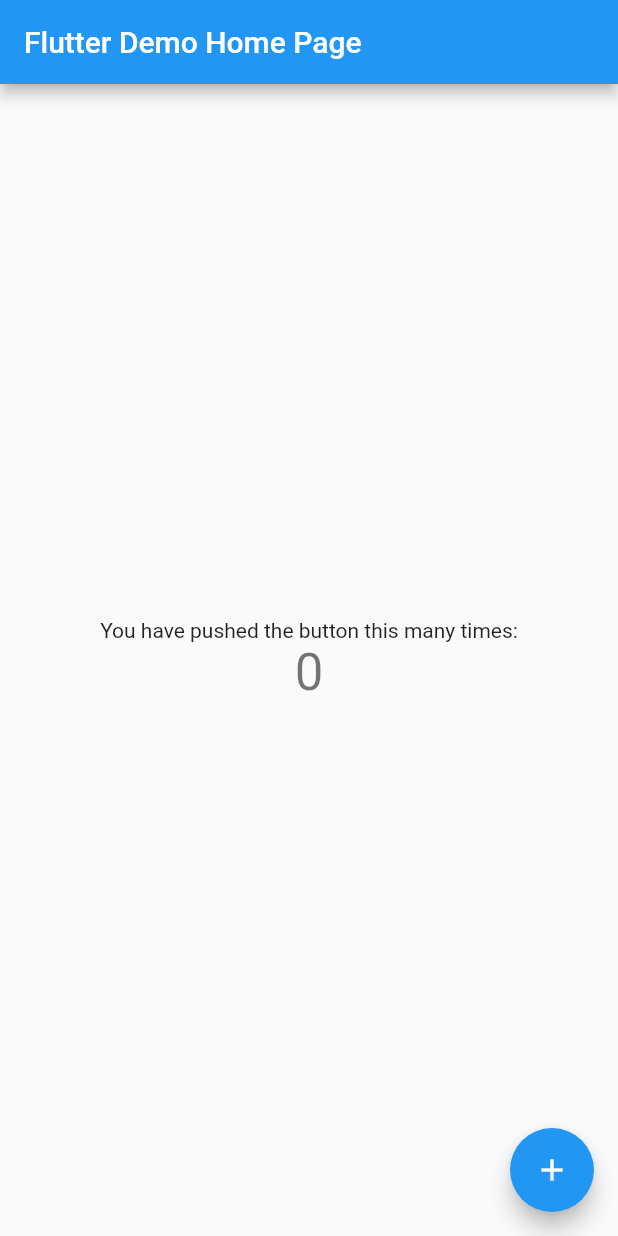
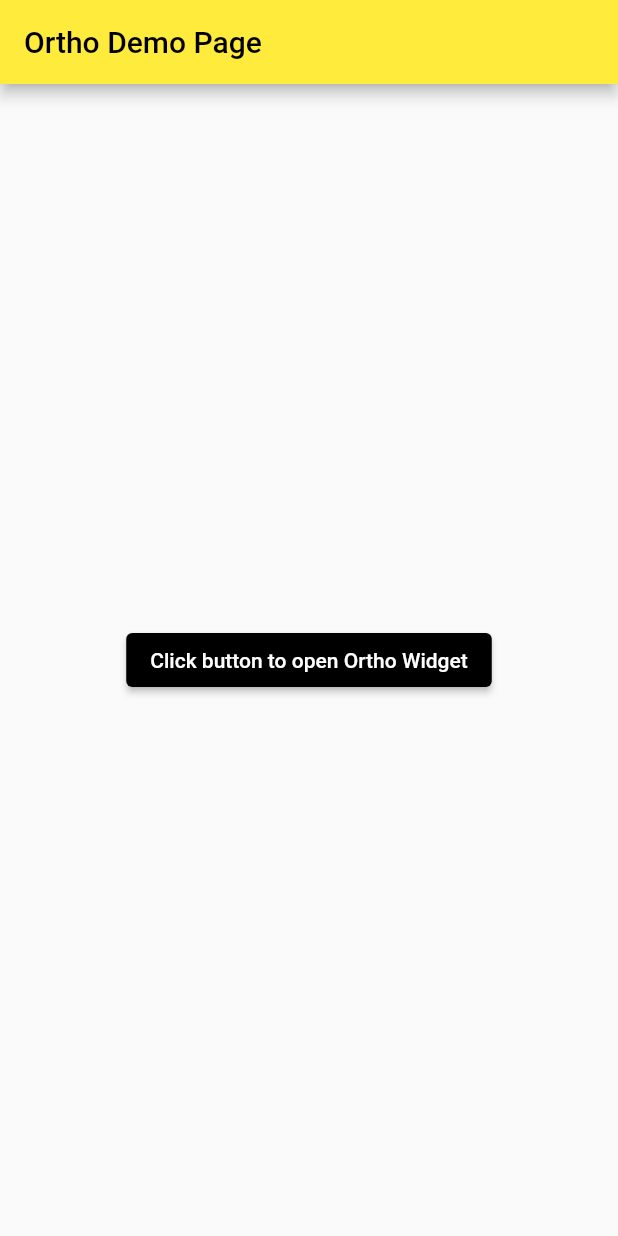
Before and after one commit to aniekan12/flutter-ortho, a Flutter app: the screen it shows after launch, on a phone screen of 412 x 824 dp. Run offline on Flutter 3.47's test engine with Material 2 defaults, Android fonts, the phone set to English and light mode, and no system bars; our stand-ins replace dio, webview_flutter.

Commit message:
WIP added webview for SDK

```diff
--- a/example/lib/main.dart
+++ b/example/lib/main.dart
@@ -1,4 +1,5 @@
 import 'package:flutter/material.dart';
+import 'package:flutter_ortho/flutter_ortho.dart';
 
 void main() {
   runApp(const MyApp());
@@ -11,105 +12,58 @@ class MyApp extends StatelessWidget {
   @override
   Widget build(BuildContext context) {
     return MaterialApp(
-      title: 'Flutter Demo',
+      title: 'Ortho Demo',
       theme: ThemeData(
-        // This is the theme of your application.
-        //
-        // Try running your application with "flutter run". You'll see the
-        // application has a blue toolbar. Then, without quitting the app, try
-        // changing the primarySwatch below to Colors.green and then invoke
-        // "hot reload" (press "r" in the console where you ran "flutter run",
-        // or simply save your changes to "hot reload" in a Flutter IDE).
-        // Notice that the counter didn't reset back to zero; the application
-        // is not restarted.
-        primarySwatch: Colors.blue,
+        primarySwatch: Colors.yellow,
       ),
-      home: const MyHomePage(title: 'Flutter Demo Home Page'),
+      home: const OrthoDemoPage(title: 'Ortho Demo Page'),
     );
   }
 }
 
-class MyHomePage extends StatefulWidget {
-  const MyHomePage({Key? key, required this.title}) : super(key: key);
-
-  // This widget is the home page of your application. It is stateful, meaning
-  // that it has a State object (defined below) that contains fields that affect
-  // how it looks.
-
-  // This class is the configuration for the state. It holds the values (in this
-  // case the title) provided by the parent (in this case the App widget) and
-  // used by the build method of the State. Fields in a Widget subclass are
-  // always marked "final".
+class OrthoDemoPage extends StatefulWidget {
+  const OrthoDemoPage({Key? key, required this.title}) : super(key: key);
 
   final String title;
 
   @override
-  State<MyHomePage> createState() => _MyHomePageState();
+  State<OrthoDemoPage> createState() => _OrthoDemoPageState();
 }
 
-class _MyHomePageState extends State<MyHomePage> {
-  int _counter = 0;
-
-  void _incrementCounter() {
-    setState(() {
-      // This call to setState tells the Flutter framework that something has
-      // changed in this State, which causes it to rerun the build method below
-      // so that the display can reflect the updated values. If we changed
-      // _counter without calling setState(), then the build method would not be
-      // called again, and so nothing would appear to happen.
-      _counter++;
-    });
-  }
-
+class _OrthoDemoPageState extends State<OrthoDemoPage> {
   @override
   Widget build(BuildContext context) {
-    // This method is rerun every time setState is called, for instance as done
-    // by the _incrementCounter method above.
-    //
-    // The Flutter framework has been optimized to make rerunning build methods
-    // fast, so that you can just rebuild anything that needs updating rather
-    // than having to individually change instances of widgets.
     return Scaffold(
       appBar: AppBar(
-        // Here we take the value from the MyHomePage object that was created by
-        // the App.build method, and use it to set our appbar title.
         title: Text(widget.title),
       ),
       body: Center(
-        // Center is a layout widget. It takes a single child and positions it
-        // in the middle of the parent.
         child: Column(
-          // Column is also a layout widget. It takes a list of children and
-          // arranges them vertically. By default, it sizes itself to fit its
-          // children horizontally, and tries to be as tall as its parent.
-          //
-          // Invoke "debug painting" (press "p" in the console, choose the
-          // "Toggle Debug Paint" action from the Flutter Inspector in Android
-          // Studio, or the "Toggle Debug Paint" command in Visual Studio Code)
-          // to see the wireframe for each widget.
-          //
-          // Column has various properties to control how it sizes itself and
-          // how it positions its children. Here we use mainAxisAlignment to
-          // center the children vertically; the main axis here is the vertical
-          // axis because Columns are vertical (the cross axis would be
-          // horizontal).
           mainAxisAlignment: MainAxisAlignment.center,
-          children: <Widget>[
-            const Text(
-              'You have pushed the button this many times:',
-            ),
-            Text(
-              '$_counter',
-              style: Theme.of(context).textTheme.headline4,
-            ),
+          children: [
+            ElevatedButton(
+                style: ElevatedButton.styleFrom(primary: Colors.black),
+                onPressed: () async {
+                  var orthoOptions = {
+                    "name": "ortho test",
+                    "email": "ayoshokz@gmail.com",
+                    "amount": 500000,
+                    "key":
+                        "sk_live_LFcQQzAo3f60G7VDpYRCNj11brzr5koPqFcBVj6YdxyPOxp5IQ",
+                    "currency": "USD",
+                    "acceptPartialPayment": "false"
+                  };
+                  OrthoModel reply = await FlutterOrtho.create(
+                      context: context, orthoOptions: orthoOptions);
+                  print(reply.isSuccessful);
+                },
+                child: const Text(
+                  'Click button to open Ortho Widget',
+                  style: TextStyle(color: Colors.white),
+                )),
           ],
         ),
       ),
-      floatingActionButton: FloatingActionButton(
-        onPressed: _incrementCounter,
-        tooltip: 'Increment',
-        child: const Icon(Icons.add),
-      ), // This trailing comma makes auto-formatting nicer for build methods.
     );
   }
 }
--- a/example/pubspec.yaml
+++ b/example/pubspec.yaml
@@ -29,6 +29,8 @@ environment:
 dependencies:
   flutter:
     sdk: flutter
+  flutter_ortho:
+        path: ../
 
 
   # The following adds the Cupertino Icons font to your application.
--- a/lib/flutter_ortho.dart
+++ b/lib/flutter_ortho.dart
@@ -1,7 +1,18 @@
 library flutter_ortho;
 
-/// A Calculator.
-class Calculator {
-  /// Returns [value] plus 1.
-  int addOne(int value) => value + 1;
+import 'package:flutter/material.dart';
+import 'package:flutter_ortho/models/ortho_model.dart';
+import 'package:flutter_ortho/view/ortho_web.dart';
+
+export 'view/ortho_web.dart';
+export 'models/ortho_model.dart';
+
+class FlutterOrtho {
+  static Future create(
+          {required BuildContext context,
+          required Map<String, dynamic> orthoOptions}) async =>
+      await Navigator.push(
+          context,
+          MaterialPageRoute(
+              builder: (_) => OrthoWeb(orthoOptions: orthoOptions)));
 }
--- /dev/null
+++ b/lib/models/ortho_model.dart
@@ -0,0 +1,18 @@
+// ignore_for_file: prefer_initializing_formals
+
+class OrthoModel {
+  String? data;
+  bool? isSuccessful;
+  bool? hasError;
+  bool? isDone;
+  bool? onClose;
+
+  OrthoModel(bool isDone, bool isSuccessful, bool hasError, bool onClose,
+      String data) {
+    this.isDone = isDone;
+    this.isSuccessful = isSuccessful;
+    this.hasError = hasError;
+    this.onClose = onClose;
+    this.data = data;
+  }
+}
--- a/pubspec.yaml
+++ b/pubspec.yaml
@@ -1,5 +1,5 @@
 name: flutter_ortho
-description: A new Flutter package project.
+description: flutter ortho package
 version: 0.0.1
 homepage:
 
@@ -10,6 +10,10 @@ environment:
 dependencies:
   flutter:
     sdk: flutter
+  webview_flutter: ^2.0.4
+  dio: ^4.0.6
+  pretty_dio_logger: ^1.1.1
+  flutter_html: ^2.2.1
 
 dev_dependencies:
   flutter_test:
```
Also changed, not shown: lib/view/ortho_web.dart (added, +137 -0 lines), example/pubspec.lock, pubspec.lock, 9 other files.
